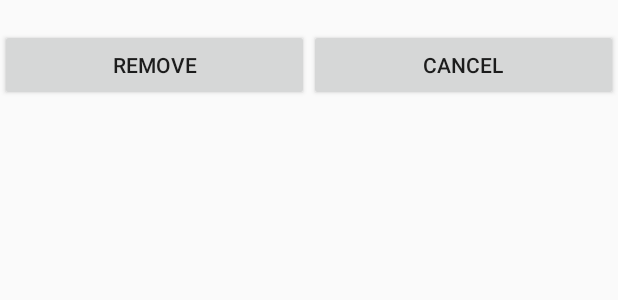
After one commit to wcriss44/AndroidContacts, an Android app: the layout activity_popup.xml on its own in the app's theme, with its tools: preview values and no code run, on a phone screen of 412 x 824 dp. The commit adds this screen. Shown: the top 300 px of the screen. Run offline under Robolectric (Android 15) with nearby library versions, the phone set to English and light mode, and no system bars.

Commit message:
Finish optional feature

```diff
--- a/app/src/main/AndroidManifest.xml
+++ b/app/src/main/AndroidManifest.xml
@@ -15,6 +15,7 @@
                 <category android:name="android.intent.category.LAUNCHER" />
             </intent-filter>
         </activity>
+        <activity android:name=".PopUpActivity"></activity>
     </application>
 
 </manifest>
--- /dev/null
+++ b/app/src/main/res/layout/activity_popup.xml
@@ -0,0 +1,39 @@
+<?xml version="1.0" encoding="utf-8"?>
+<LinearLayout xmlns:android="http://schemas.android.com/apk/res/android"
+    android:orientation="vertical" android:layout_width="match_parent"
+    android:layout_height="match_parent"
+    android:weightSum="1">
+
+    <LinearLayout
+        android:orientation="vertical"
+        android:layout_width="match_parent"
+        android:layout_height="190dp"
+        android:layout_weight="0.97">
+
+        <TextView
+            android:layout_width="match_parent"
+            android:layout_height="wrap_content"
+            android:id="@+id/contactPopup" />
+
+        <LinearLayout
+            android:orientation="horizontal"
+            android:layout_width="match_parent"
+            android:layout_height="match_parent">
+
+            <Button
+                android:text="Remove"
+                android:layout_width="match_parent"
+                android:layout_height="wrap_content"
+                android:id="@+id/removeButton"
+                android:layout_weight="1" />
+
+            <Button
+                android:text="Cancel"
+                android:layout_width="match_parent"
+                android:layout_height="wrap_content"
+                android:id="@+id/cancelButton"
+                android:layout_weight="1" />
+        </LinearLayout>
+
+    </LinearLayout>
+</LinearLayout>
```
Also changed, not shown: app/src/main/java/com/theironyard/androidcontacts/MainActivity.java (+20 -2 lines), app/src/main/java/com/theironyard/androidcontacts/PopUpActivity.java (added, +61 -0 lines), app/src/main/res/layout/activity_main.xml (+5 -6 lines).
